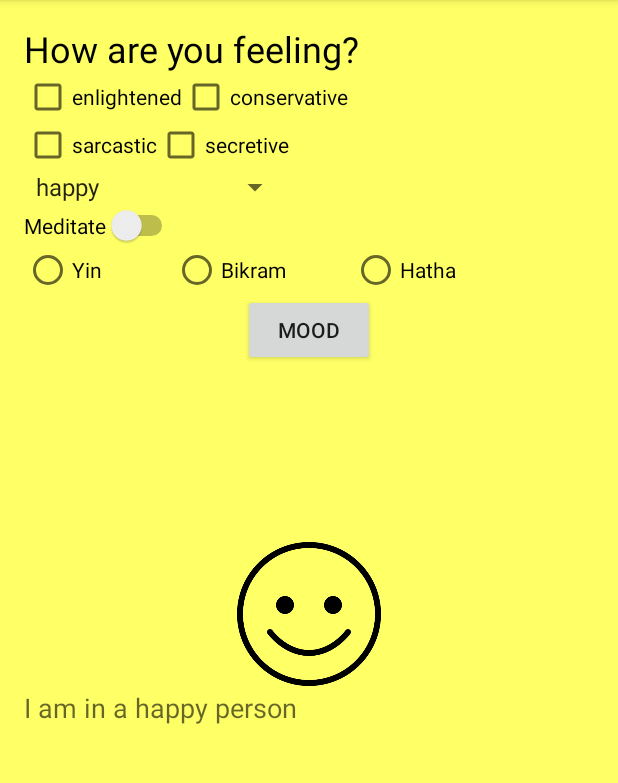
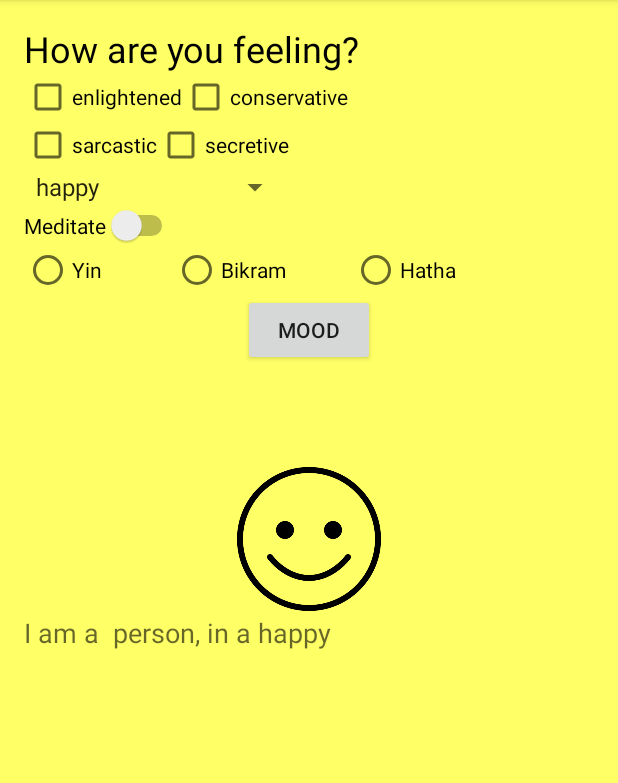
Before and after one commit to qubick/MAD2015, an Android app: the screen it shows after launch (MainActivity), after a tap on "MOOD", on a phone screen of 412 x 824 dp, the part 84-867 px from its top. Run offline under Robolectric (Android 15) with nearby library versions, the phone set to English and light mode, and no system bars.

Commit message:
space for readability

```diff
--- a/lab9/app/src/main/java/com/example/jeeeunkim/lab9/MainActivity.java
+++ b/lab9/app/src/main/java/com/example/jeeeunkim/lab9/MainActivity.java
@@ -68,7 +68,7 @@
         Switch meditate_switch = (Switch) findViewById(R.id.switch1);
         boolean meditate = meditate_switch.isChecked();
         if(meditate){
-            meditate_string = "and meditates with " + yogatype;
+            meditate_string = " and meditates with " + yogatype;
         }
 
         //img
@@ -93,7 +93,7 @@
         }
         emotion.setImageResource(image);
         //update mood textview
-        feeling.setText("I am in a " + checkbox_string + moodText + " person" + meditate_string);
+        feeling.setText("I am a " + checkbox_string + " person, in a " + moodText + meditate_string);
 
     }
 
--- a/lab9/app/src/main/res/layout/activity_main.xml
+++ b/lab9/app/src/main/res/layout/activity_main.xml
@@ -139,7 +139,7 @@
             android:paddingRight="15dp"
             android:layout_alignParentBottom="true"
             android:layout_centerHorizontal="true"
-            android:layout_marginBottom="115dp"
+            android:layout_marginBottom="65dp"
             android:layout_gravity="center_horizontal" />
 
         <ImageView
```
